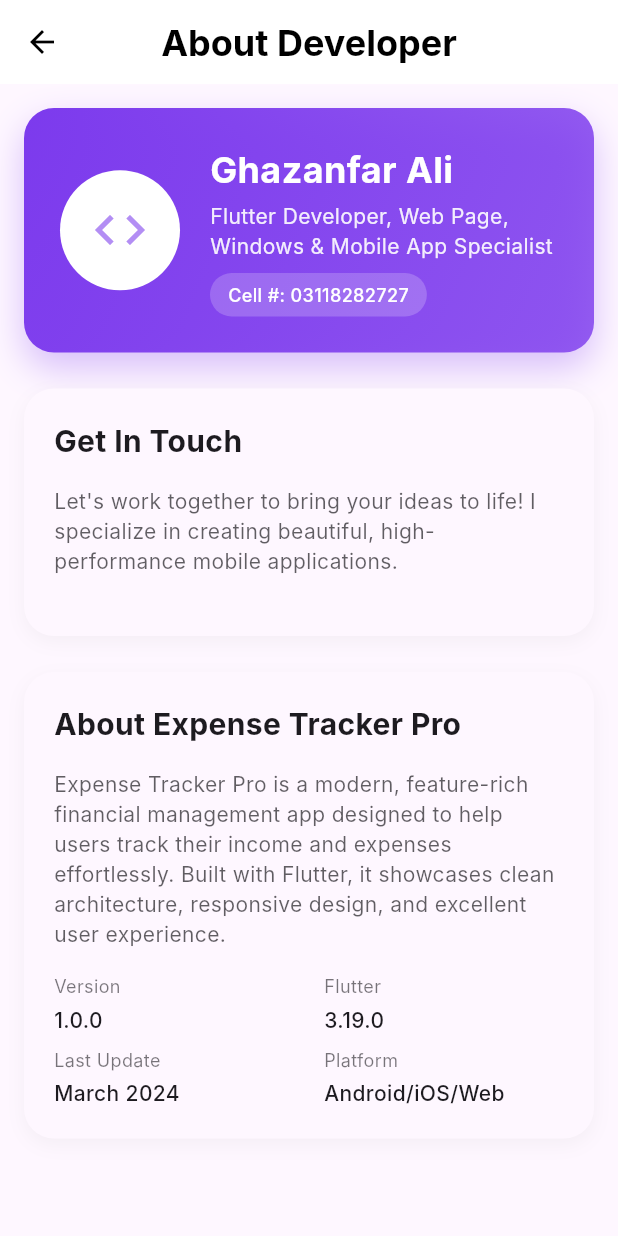
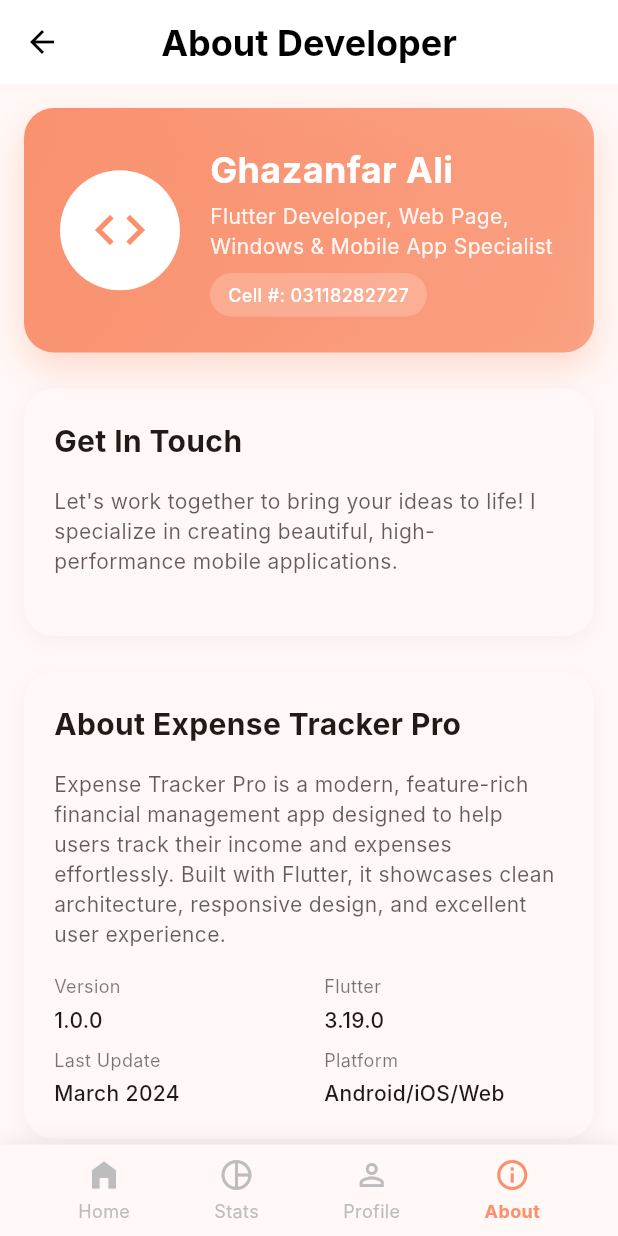
Before and after one commit to ghazanfar-quetta/expense-tracker-pro, a Flutter app: the screen it shows after launch, item 4 of the bottom bar chosen, on a phone screen of 412 x 824 dp. Run offline on Flutter 3.47's test engine with Material 3 defaults, Android fonts, the phone set to English and light mode, and no system bars; our stand-ins replace shared_preferences; Roboto replaces fonts that are missing (Inter).

Commit message:
feat: add consistent bottom navigation bar across all pages
- Created reusable CustomBottomNavBar widget
- Added bottom navigation to StatsPage, ProfilePage, and AboutPage
- Updated AboutPage to accept appSettings parameter
- Fixed navigation in home_page.dart to pass appSettings to AboutPage
- All pages now have consistent navigation with proper icon highlighting

```diff
--- a/lib/main.dart
+++ b/lib/main.dart
@@ -39,9 +39,10 @@ class _MyAppState extends State<MyApp> {
       title: 'Expense Tracker Pro',
       theme: ThemeData(
         colorScheme: ColorScheme.fromSeed(
-          seedColor: const Color(0xFF7C3AED),
+          seedColor:
+              const Color.fromARGB(255, 249, 145, 110), // Orange for light mode
           brightness: Brightness.light,
-          primary: const Color.fromARGB(255, 179, 142, 244),
+          primary: const Color.fromARGB(255, 249, 145, 110),
           secondary: const Color(0xFF10B981),
           error: const Color(0xFFEF4444),
         ),
@@ -55,7 +56,7 @@ class _MyAppState extends State<MyApp> {
         ),
         elevatedButtonTheme: ElevatedButtonThemeData(
           style: ElevatedButton.styleFrom(
-            backgroundColor: const Color(0xFF7C3AED),
+            backgroundColor: const Color.fromARGB(255, 249, 145, 110), // Orange
             foregroundColor: Colors.white,
             padding: const EdgeInsets.symmetric(horizontal: 24, vertical: 12),
             shape: RoundedRectangleBorder(
@@ -66,9 +67,10 @@ class _MyAppState extends State<MyApp> {
       ),
       darkTheme: ThemeData(
         colorScheme: ColorScheme.fromSeed(
-          seedColor: const Color(0xFF7C3AED),
+          seedColor: const Color.fromARGB(
+              255, 249, 145, 110), // Orange for dark mode too
           brightness: Brightness.dark,
-          primary: const Color(0xFF7C3AED),
+          primary: const Color.fromARGB(255, 249, 145, 110), // Orange
           secondary: const Color(0xFF10B981),
           error: const Color(0xFFEF4444),
         ),
@@ -83,7 +85,7 @@ class _MyAppState extends State<MyApp> {
         scaffoldBackgroundColor: Colors.grey[900],
         elevatedButtonTheme: ElevatedButtonThemeData(
           style: ElevatedButton.styleFrom(
-            backgroundColor: const Color(0xFF7C3AED),
+            backgroundColor: const Color.fromARGB(255, 249, 145, 110), // Orange
             foregroundColor: Colors.white,
             padding: const EdgeInsets.symmetric(horizontal: 24, vertical: 12),
             shape: RoundedRectangleBorder(
--- a/lib/pages/about_page.dart
+++ b/lib/pages/about_page.dart
@@ -1,7 +1,12 @@
 import 'package:flutter/material.dart';
+import '../widgets/custom_bottom_nav_bar.dart'; // ← ADD THIS IMPORT
+import '../utils/app_settings.dart'; // ← ADD THIS IMPORT
 
 class AboutPage extends StatefulWidget {
-  const AboutPage({super.key});
+  final AppSettings appSettings; // ← ADD THIS
+
+  const AboutPage(
+      {super.key, required this.appSettings}); // ← ADD required appSettings
 
   @override
   State<AboutPage> createState() => _AboutPageState();
@@ -11,14 +16,14 @@ class _AboutPageState extends State<AboutPage> {
   @override
   Widget build(BuildContext context) {
     return Scaffold(
-      backgroundColor: Theme.of(context).scaffoldBackgroundColor, // FIXED
+      backgroundColor: Theme.of(context).scaffoldBackgroundColor,
       appBar: AppBar(
         title: const Text(
           'About Developer',
           style: TextStyle(fontWeight: FontWeight.bold, fontSize: 24),
         ),
-        backgroundColor: Theme.of(context).appBarTheme.backgroundColor, // FIXED
-        foregroundColor: Theme.of(context).appBarTheme.foregroundColor, // FIXED
+        backgroundColor: Theme.of(context).appBarTheme.backgroundColor,
+        foregroundColor: Theme.of(context).appBarTheme.foregroundColor,
         elevation: 0,
       ),
       body: SingleChildScrollView(
@@ -38,10 +43,18 @@ class _AboutPageState extends State<AboutPage> {
           ],
         ),
       ),
+      bottomNavigationBar: CustomBottomNavBar(
+        // ← ADD THIS
+        appSettings: widget.appSettings, // ← Now this will work
+        transactions: [], // About page doesn't need transactions
+        currentPage: 'about', // This will highlight the About icon
+      ),
     );
   }
 
   Widget _buildDeveloperCard(BuildContext context) {
+    final orangeColor = const Color.fromARGB(255, 249, 145, 110);
+
     return Container(
       padding: const EdgeInsets.all(24),
       decoration: BoxDecoration(
@@ -49,14 +62,14 @@ class _AboutPageState extends State<AboutPage> {
           begin: Alignment.topLeft,
           end: Alignment.bottomRight,
           colors: [
-            const Color(0xFF7C3AED),
-            const Color(0xFF7C3AED).withOpacity(0.8),
+            orangeColor,
+            orangeColor.withOpacity(0.8),
           ],
         ),
         borderRadius: BorderRadius.circular(20),
         boxShadow: [
           BoxShadow(
-            color: const Color(0xFF7C3AED).withOpacity(0.3),
+            color: orangeColor.withOpacity(0.3),
             blurRadius: 20,
             offset: const Offset(0, 10),
           ),
@@ -75,7 +88,7 @@ class _AboutPageState extends State<AboutPage> {
             child: Icon(
               Icons.code,
               size: 40,
-              color: Theme.of(context).colorScheme.primary,
+              color: orangeColor,
             ),
           ),
           const SizedBox(width: 20),
@@ -130,7 +143,7 @@ class _AboutPageState extends State<AboutPage> {
     return Container(
       padding: const EdgeInsets.all(20),
       decoration: BoxDecoration(
-        color: Theme.of(context).cardColor, // FIXED
+        color: Theme.of(context).cardColor,
         borderRadius: BorderRadius.circular(20),
         boxShadow: [
           BoxShadow(
@@ -148,17 +161,14 @@ class _AboutPageState extends State<AboutPage> {
             style: TextStyle(
               fontSize: 20,
               fontWeight: FontWeight.bold,
-              color: Theme.of(context).colorScheme.onBackground, // FIXED
+              color: Theme.of(context).colorScheme.onBackground,
             ),
           ),
           const SizedBox(height: 16),
           Text(
             'Let\'s work together to bring your ideas to life! I specialize in creating beautiful, high-performance mobile applications.',
             style: TextStyle(
-                color: Theme.of(context)
-                    .colorScheme
-                    .onSurface
-                    .withOpacity(0.7), // FIXED
+                color: Theme.of(context).colorScheme.onSurface.withOpacity(0.7),
                 fontSize: 14),
           ),
           const SizedBox(height: 20),
@@ -172,7 +182,7 @@ class _AboutPageState extends State<AboutPage> {
     return Container(
       padding: const EdgeInsets.all(20),
       decoration: BoxDecoration(
-        color: Theme.of(context).cardColor, // FIXED
+        color: Theme.of(context).cardColor,
         borderRadius: BorderRadius.circular(20),
         boxShadow: [
           BoxShadow(
@@ -190,17 +200,14 @@ class _AboutPageState extends State<AboutPage> {
             style: TextStyle(
               fontSize: 20,
               fontWeight: FontWeight.bold,
-              color: Theme.of(context).colorScheme.onBackground, // FIXED
+              color: Theme.of(context).colorScheme.onBackground,
             ),
           ),
           const SizedBox(height: 16),
           Text(
             'Expense Tracker Pro is a modern, feature-rich financial management app designed to help users track their income and expenses effortlessly. Built with Flutter, it showcases clean architecture, responsive design, and excellent user experience.',
             style: TextStyle(
-                color: Theme.of(context)
-                    .colorScheme
-                    .onSurface
-                    .withOpacity(0.7), // FIXED
+                color: Theme.of(context).colorScheme.onSurface.withOpacity(0.7),
                 fontSize: 14),
           ),
           const SizedBox(height: 16),
@@ -231,16 +238,14 @@ class _AboutPageState extends State<AboutPage> {
         children: [
           Text(title,
               style: TextStyle(
-                  color: Theme.of(context)
-                      .colorScheme
-                      .onSurface
-                      .withOpacity(0.6), // FIXED
+                  color:
+                      Theme.of(context).colorScheme.onSurface.withOpacity(0.6),
                   fontSize: 12)),
           const SizedBox(height: 4),
           Text(value,
               style: TextStyle(
                 fontWeight: FontWeight.w500,
-                color: Theme.of(context).colorScheme.onBackground, // FIXED
+                color: Theme.of(context).colorScheme.onBackground,
               )),
         ],
       ),
--- a/lib/pages/home_page.dart
+++ b/lib/pages/home_page.dart
@@ -173,10 +173,19 @@ class _HomePageState extends State<HomePage> {
               );
             },
           ),
+          _buildNavItem(Icons.info_outline, 'About', false, () {
+            Navigator.push(
+              context,
+              MaterialPageRoute(
+                builder: (context) =>
+                    AboutPage(appSettings: widget.appSettings),
+              ),
+            );
+          }),
         ],
       ),
       body: SingleChildScrollView(
-        padding: const EdgeInsets.all(8),
+        padding: const EdgeInsets.all(12),
         child: Column(
           crossAxisAlignment: CrossAxisAlignment.start,
           children: [
@@ -230,7 +239,7 @@ class _HomePageState extends State<HomePage> {
   Widget _buildBalanceCard() {
     return Container(
       width: double.infinity,
-      padding: const EdgeInsets.all(24),
+      padding: const EdgeInsets.all(16),
       decoration: BoxDecoration(
         gradient: LinearGradient(
           begin: Alignment.topLeft,
@@ -377,7 +386,7 @@ class _HomePageState extends State<HomePage> {
     Color color,
   ) {
     return Container(
-      padding: const EdgeInsets.all(16),
+      padding: const EdgeInsets.all(12),
       decoration: BoxDecoration(
         color: Theme.of(context).cardColor,
         borderRadius: BorderRadius.circular(16),
@@ -421,7 +430,10 @@ class _HomePageState extends State<HomePage> {
   }
 
   Widget _buildSectionHeader(String title, String actionText) {
-    return Row(
+    return Padding(
+      padding: const EdgeInsets.symmetric(
+          horizontal: 16.0, vertical: 8.0), // ← ADD THIS
+      child: Row(
         mainAxisAlignment: MainAxisAlignment.spaceBetween,
         children: [
           Text(
@@ -441,6 +453,7 @@ class _HomePageState extends State<HomePage> {
             ),
           ),
         ],
+      ),
     );
   }
 
@@ -621,7 +634,9 @@ class _HomePageState extends State<HomePage> {
               _buildNavItem(Icons.info_outline, 'About', false, () {
                 Navigator.push(
                   context,
-                  MaterialPageRoute(builder: (context) => const AboutPage()),
+                  MaterialPageRoute(
+                      builder: (context) =>
+                          AboutPage(appSettings: widget.appSettings)),
                 );
               }),
             ],
--- a/lib/pages/profile_page.dart
+++ b/lib/pages/profile_page.dart
@@ -2,6 +2,7 @@ import 'package:flutter/material.dart';
 import 'package:shared_preferences/shared_preferences.dart';
 import '../utils/app_settings.dart';
 import '../utils/backup_service.dart';
+import '../widgets/custom_bottom_nav_bar.dart'; // ← ADD THIS IMPORT
 
 class ProfilePage extends StatefulWidget {
   final AppSettings appSettings;
@@ -125,6 +126,12 @@ class _ProfilePageState extends State<ProfilePage> {
             _buildSettings(),
           ],
         ),
+      ),
+      bottomNavigationBar: CustomBottomNavBar(
+        // ← ADD THIS
+        appSettings: widget.appSettings,
+        transactions: [], // Profile page doesn't need transactions, so pass empty list
+        currentPage: 'profile', // This will highlight the Profile icon
       ),
     );
   }
@@ -326,7 +333,7 @@ class _ProfilePageState extends State<ProfilePage> {
               ScaffoldMessenger.of(context).showSnackBar(
                 SnackBar(
                   content: Text('Dark Mode ${value ? 'enabled' : 'disabled'}'),
-                  backgroundColor: value ? Colors.deepPurple : Colors.grey,
+                  backgroundColor: value ? Colors.orangeAccent : Colors.grey,
                 ),
               );
             },
--- a/lib/pages/stats_page.dart
+++ b/lib/pages/stats_page.dart
@@ -1,5 +1,6 @@
 import 'package:flutter/material.dart';
 import '../utils/app_settings.dart';
+import '../widgets/custom_bottom_nav_bar.dart'; // ← ADD THIS IMPORT
 
 class StatsPage extends StatefulWidget {
   final AppSettings appSettings;
@@ -151,6 +152,12 @@ class _StatsPageState extends State<StatsPage> {
             if (hasTransactions) _buildSpendingInsights(),
           ],
         ),
+      ),
+      bottomNavigationBar: CustomBottomNavBar(
+        // ← ADD THIS
+        appSettings: widget.appSettings,
+        transactions: widget.transactions,
+        currentPage: 'stats',
       ),
     );
   }
--- /dev/null
+++ b/lib/widgets/custom_bottom_nav_bar.dart
@@ -0,0 +1,132 @@
+import 'package:flutter/material.dart';
+import '../pages/home_page.dart';
+import '../pages/stats_page.dart';
+import '../pages/profile_page.dart';
+import '../pages/about_page.dart';
+import '../utils/app_settings.dart';
+
+class CustomBottomNavBar extends StatelessWidget {
+  final AppSettings appSettings;
+  final List<Map<String, dynamic>> transactions;
+  final String currentPage; // 'home', 'stats', 'profile', 'about'
+
+  const CustomBottomNavBar({
+    super.key,
+    required this.appSettings,
+    required this.transactions,
+    required this.currentPage,
+  });
+
+  @override
+  Widget build(BuildContext context) {
+    return Container(
+      decoration: BoxDecoration(
+        color: Theme.of(context).cardColor,
+        boxShadow: [
+          BoxShadow(
+            color: Colors.grey.withOpacity(0.2),
+            blurRadius: 10,
+            offset: const Offset(0, -2),
+          ),
+        ],
+      ),
+      child: SafeArea(
+        child: Padding(
+          padding: const EdgeInsets.symmetric(horizontal: 24, vertical: 8),
+          child: Row(
+            mainAxisAlignment: MainAxisAlignment.spaceAround,
+            children: [
+              _buildNavItem(
+                  context, Icons.home_filled, 'Home', currentPage == 'home',
+                  () {
+                if (currentPage != 'home') {
+                  Navigator.pushAndRemoveUntil(
+                    context,
+                    MaterialPageRoute(
+                      builder: (context) => HomePage(appSettings: appSettings),
+                    ),
+                    (route) => false,
+                  );
+                }
+              }),
+              _buildNavItem(context, Icons.pie_chart_outline, 'Stats',
+                  currentPage == 'stats', () {
+                if (currentPage != 'stats') {
+                  Navigator.push(
+                    context,
+                    MaterialPageRoute(
+                      builder: (context) => StatsPage(
+                        appSettings: appSettings,
+                        transactions: transactions,
+                      ),
+                    ),
+                  );
+                }
+              }),
+              _buildNavItem(context, Icons.person_outline, 'Profile',
+                  currentPage == 'profile', () {
+                if (currentPage != 'profile') {
+                  Navigator.push(
+                    context,
+                    MaterialPageRoute(
+                      builder: (context) =>
+                          ProfilePage(appSettings: appSettings),
+                    ),
+                  );
+                }
+              }),
+              _buildNavItem(
+                  context, Icons.info_outline, 'About', currentPage == 'about',
+                  () {
+                if (currentPage != 'about') {
+                  Navigator.push(
+                    context,
+                    MaterialPageRoute(
+                      builder: (context) => AboutPage(
+                          appSettings: appSettings), // ← Add appSettings
+                    ),
+                  );
+                }
+              }),
+            ],
+          ),
+        ),
+      ),
+    );
+  }
+
+  Widget _buildNavItem(
+    BuildContext context,
+    IconData icon,
+    String label,
+    bool isActive,
+    VoidCallback onTap,
+  ) {
+    return GestureDetector(
+      onTap: onTap,
+      child: Column(
+        mainAxisSize: MainAxisSize.min,
+        children: [
+          Icon(
+            icon,
+            color: isActive
+                ? Theme.of(context).colorScheme.primary
+                : Colors.grey[400],
+            size: 24,
+          ),
+          const SizedBox(height: 4),
+          Text(
+            label,
+            style: TextStyle(
+              color: isActive
+                  ? Theme.of(context).colorScheme.primary
+                  : Colors.grey[400],
+              fontSize: 12,
+              fontWeight: isActive ? FontWeight.bold : FontWeight.normal,
+            ),
+          ),
+        ],
+      ),
+    );
+  }
+}
```
Lines whose indentation alone changed are shown as unchanged.
